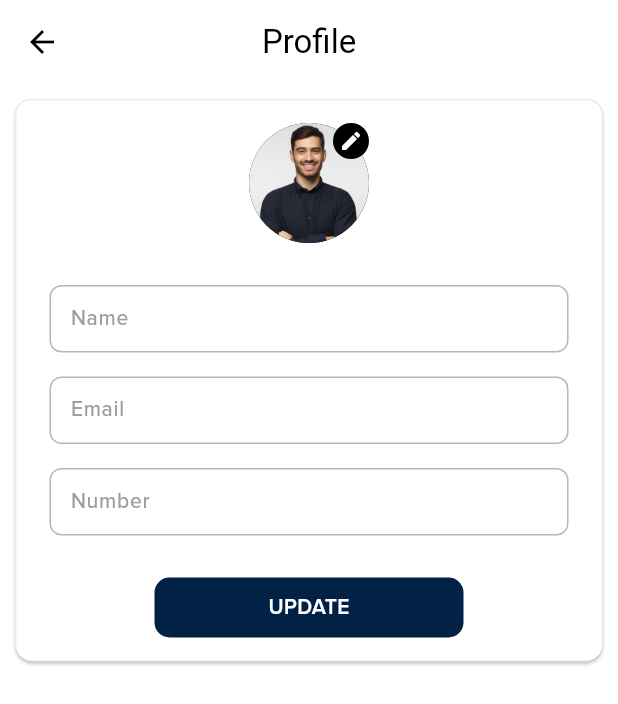
After one commit to safvansafvan/GenieBoat, a Flutter app: the MobileViewProfile screen opened directly, on a phone screen of 412 x 824 dp. The commit adds this screen. Shown: the top 704 px of the screen. Run offline on Flutter 3.47's test engine with Material 3 defaults, Android fonts, the phone set to English and light mode, and no system bars; our stand-ins replace animated_text_kit, cloud_firestore, confetti, email_validator, firebase_auth, firebase_core and 10 more; missing offline and left inert: aligned_dialog, flutter_facebook_auth; accounts and stored records are empty.

Commit message:
profile view added

```diff
--- a/lib/model/user_model.dart
+++ b/lib/model/user_model.dart
@@ -3,14 +3,25 @@ class UserModel {
   String? email;
   String? uid;
   String? datetime;
+  String? number;
   String? url;
-  UserModel(this.email, this.name, this.uid, this.datetime, this.url);
+  UserModel(
+      {this.email, this.name, this.uid, this.datetime, this.url, this.number});
 
   Map<String, dynamic> toJson() => {
         'name': name,
         'email': email,
         'uid': uid,
         'datetime': datetime,
-        'url': url
+        'url': url,
+        'number': number
       };
+
+  factory UserModel.fromJson(Map<String, dynamic> json) => UserModel(
+      name: json["name"],
+      email: json["email"],
+      uid: json["uid"],
+      url: json['url'],
+      number: json['number'],
+      datetime: json['datetime']);
 }
--- a/lib/view/home/home.dart
+++ b/lib/view/home/home.dart
@@ -6,6 +6,7 @@ import 'package:chatboat/view/widgets/celebration.dart';
 import 'package:chatboat/view/widgets/custom_navigation.dart';
 import 'package:chatboat/view/widgets/menu_drawer.dart';
 import 'package:chatboat/view_model/controller/boat_controller.dart';
+import 'package:chatboat/view_model/controller/profile_controller.dart';
 import 'package:chatboat/view_model/core/colors.dart';
 import 'package:chatboat/view_model/controller/globel_ctrl.dart';
 import 'package:confetti/confetti.dart';
@@ -23,6 +24,7 @@ class _HomeViewState extends State<HomeView>
     with SingleTickerProviderStateMixin {
   final gctrl = Get.find<GlobleController>();
   final bc = Get.find<BoatChatCtrl>();
+  final pc = Get.find<ProfileCtrl>();
 
   @override
   void initState() {
@@ -33,6 +35,8 @@ class _HomeViewState extends State<HomeView>
     gctrl.controllerTopCenter =
         ConfettiController(duration: const Duration(seconds: 4));
     bc.getHistoryFirestore();
+
+    pc.getUsersDetailsForProfile();
     super.initState();
   }
 
--- /dev/null
+++ b/lib/view/profile/view/mobile_view.dart
@@ -0,0 +1,117 @@
+import 'package:chatboat/view/widgets/boat_text_field.dart';
+import 'package:chatboat/view/widgets/choose_image_source.dart';
+import 'package:chatboat/view_model/controller/profile_controller.dart';
+import 'package:chatboat/view_model/core/colors.dart';
+import 'package:chatboat/view_model/core/custom_function.dart';
+import 'package:chatboat/view_model/core/durations.dart';
+import 'package:chatboat/view_model/core/sizes.dart';
+import 'package:flutter/material.dart';
+import 'package:flutter_staggered_animations/flutter_staggered_animations.dart';
+import 'package:get/get.dart';
+
+class MobileViewProfile extends StatelessWidget {
+  const MobileViewProfile({super.key});
+
+  @override
+  Widget build(BuildContext context) {
+    final pc = Get.find<ProfileCtrl>();
+    return Scaffold(
+      appBar: AppBar(title: const Text('Profile')),
+      body: Card(
+        margin: const EdgeInsets.symmetric(horizontal: 10, vertical: 10),
+        child: Container(
+          decoration: BoxDecoration(
+            border: Border.all(color: AppColors.bgColor),
+            borderRadius: AppSizes.radius10,
+          ),
+          child: AnimationLimiter(
+            child: SingleChildScrollView(
+              child: Column(
+                mainAxisSize: MainAxisSize.min,
+                children: AnimationConfiguration.toStaggeredList(
+                  duration: AppDurations.minDuration,
+                  childAnimationBuilder: (widget) => SlideAnimation(
+                    horizontalOffset: 100.0,
+                    child: FadeInAnimation(
+                      curve: Easing.emphasizedDecelerate,
+                      duration: AppDurations.boatDuration,
+                      child: widget,
+                    ),
+                  ),
+                  children: [
+                    GetBuilder<ProfileCtrl>(
+                      builder: (pCtrl) {
+                        return Stack(
+                          clipBehavior: Clip.none,
+                          children: [
+                            Padding(
+                              padding: const EdgeInsets.only(top: 15),
+                              child: pCtrl.selectedProfileImg == null
+                                  ? const CircleAvatar(
+                                      radius: 40,
+                                      backgroundImage: AssetImage(
+                                          'assets/images/person.jpg'),
+                                    )
+                                  : CircleAvatar(
+                                      radius: 40,
+                                      backgroundImage: MemoryImage(
+                                          pCtrl.selectedProfileImg!),
+                                    ),
+                            ),
+                            Positioned(
+                              top: 15,
+                              right: 0,
+                              child: GestureDetector(
+                                onTap: () {
+                                  chooseImageSource(
+                                      context: context, isPorfile: true);
+                                },
+                                child: const CircleAvatar(
+                                  radius: 12,
+                                  child: Icon(
+                                    Icons.edit,
+                                    size: 16,
+                                  ),
+                                ),
+                              ),
+                            ),
+                          ],
+                        );
+                      },
+                    ),
+                    AppSizes.height20,
+                    BoatTextField(controller: pc.nameController, label: 'Name'),
+                    BoatTextField(
+                        controller: pc.emailController, label: 'Email'),
+                    BoatTextField(
+                        controller: pc.numberController, label: 'Number'),
+                    const SizedBox(height: 20),
+                    AnimatedContainer(
+                      margin: const EdgeInsets.only(bottom: 15),
+                      duration: AppDurations.boatDuration,
+                      height: 40,
+                      width: context.width / 2,
+                      decoration: BoxDecoration(
+                        color: AppColors.button,
+                        borderRadius: AppSizes.radius10,
+                      ),
+                      child: Center(
+                        child: Text(
+                          'UPDATE',
+                          style: CustomFunctions.style(
+                              fontWeight: FontWeight.w600,
+                              size: 14,
+                              color: AppColors.whiteColor),
+                        ),
+                      ),
+                    )
+                  ],
+                ),
+              ),
+            ),
+          ),
+        ),
+      ),
+    );
+  }
+}
--- /dev/null
+++ b/lib/view/widgets/boat_text_field.dart
@@ -0,0 +1,46 @@
+import 'package:chatboat/view_model/core/colors.dart';
+import 'package:chatboat/view_model/core/custom_function.dart';
+import 'package:flutter/material.dart';
+
+class BoatTextField extends StatelessWidget {
+  const BoatTextField(
+      {super.key, required this.controller, required this.label});
+  final TextEditingController controller;
+  final String label;
+  @override
+  Widget build(BuildContext context) {
+    return Padding(
+      padding: const EdgeInsets.symmetric(horizontal: 22, vertical: 8),
+      child: SizedBox(
+        height: 45,
+        child: Center(
+          child: TextFormField(
+            autovalidateMode: AutovalidateMode.onUserInteraction,
+            controller: controller,
+            cursorColor: Theme.of(context).colorScheme.secondary,
+            style: CustomFunctions.style(
+                fontWeight: FontWeight.w500,
+                size: 14,
+                color: Theme.of(context).colorScheme.primary),
+            decoration: InputDecoration(
+              contentPadding: const EdgeInsets.only(left: 10),
+              label: Text(label),
+              labelStyle: CustomFunctions.style(
+                  fontWeight: FontWeight.w500,
+                  size: 14,
+                  color: AppColors.greyColor),
+              enabledBorder: OutlineInputBorder(
+                borderRadius: BorderRadius.circular(8),
+                borderSide: BorderSide(color: AppColors.borderGrey),
+              ),
+              focusedBorder: OutlineInputBorder(
+                borderRadius: BorderRadius.circular(8),
+                borderSide: BorderSide(color: AppColors.borderGrey),
+              ),
+            ),
+          ),
+        ),
+      ),
+    );
+  }
+}
--- a/lib/view/widgets/message_sender.dart
+++ b/lib/view/widgets/message_sender.dart
@@ -33,8 +33,8 @@ class GenieMessageSender extends StatelessWidget {
 
   Widget _buildImageSelector(BuildContext context, BoatChatCtrl chatCtrl) {
     return GestureDetector(
-      onTap: () async {
-        await chooseImageSource(context);
+      onTap: () {
+        chooseImageSource(context: context);
       },
       child: Stack(
         clipBehavior: Clip.none,
--- a/lib/view_model/controller/globel_ctrl.dart
+++ b/lib/view_model/controller/globel_ctrl.dart
@@ -19,7 +19,7 @@ class GlobleController extends GetxController {
       StorageUtil.insertData('theme_mode', true);
       log('DARK THEME $themeMode');
     } else {
-      StorageUtil.insertData('theme_mode', true);
+      StorageUtil.insertData('theme_mode', false);
       log('LIGHT THEME $themeMode');
     }
     update();
--- a/lib/view_model/controller/login_ctrl.dart
+++ b/lib/view_model/controller/login_ctrl.dart
@@ -174,8 +174,12 @@ class LoginController extends GetxController {
       UserCredential credential = await auth.createUserWithEmailAndPassword(
           email: emailCtrl.text, password: passworldCtrl.text);
       await UserFirestoreRes().addUserToFirestore(
-        model: UserModel(emailCtrl.text, userNameCtrl.text,
-            credential.user?.uid, DateTime.now().toString(), null),
+        model: UserModel(
+            email: emailCtrl.text,
+            name: userNameCtrl.text,
+            uid: credential.user?.uid,
+            datetime: DateTime.now().toString(),
+            url: null),
       );
 
       isSignUpLoading = false;
--- /dev/null
+++ b/lib/view_model/controller/profile_controller.dart
@@ -0,0 +1,44 @@
+import 'dart:developer';
+import 'dart:typed_data';
+import 'package:chatboat/model/user_model.dart';
+import 'package:chatboat/view_model/firebase_service/firestore_user_res.dart';
+import 'package:flutter/material.dart';
+import 'package:get/get.dart';
+import 'package:image_picker/image_picker.dart';
+
+class ProfileCtrl extends GetxController {
+  TextEditingController nameController = TextEditingController();
+  TextEditingController emailController = TextEditingController();
+  TextEditingController numberController = TextEditingController();
+  Uint8List? selectedProfileImg;
+  UserModel? userModel;
+
+  Future<void> profileImageFrom({bool isCamera = false}) async {
+    final ImagePicker picker = ImagePicker();
+    if (isCamera) {
+      final XFile? cameraFile =
+          await picker.pickImage(source: ImageSource.camera, imageQuality: 100);
+      if (cameraFile != null) {
+        selectedProfileImg = await cameraFile.readAsBytes();
+        update();
+      }
+    } else {
+      final XFile? gfile = await picker.pickImage(source: ImageSource.gallery);
+      if (gfile != null) {
+        selectedProfileImg = await gfile.readAsBytes();
+        update();
+      }
+    }
+    log('Selected Profile img $selectedProfileImg');
+    Get.back();
+  }
+
+  Future<void> getUsersDetailsForProfile() async {
+    userModel = await UserFirestoreRes().getUserDetails();
+    log(userModel?.name ?? '', name: 'User data collected');
+    nameController.text = userModel?.name ?? "";
+    emailController.text = userModel?.email ?? "";
+    numberController.text = userModel?.number ?? "";
+    update();
+  }
+}
--- a/lib/view_model/core/colors.dart
+++ b/lib/view_model/core/colors.dart
@@ -6,6 +6,7 @@ class AppColors {
   static Color blackShade = Colors.black12;
   static Color whiteColor = Colors.white;
   static Color greyColor = Colors.grey;
+  static Color borderGrey = const Color.fromARGB(187, 158, 158, 158);
   static Color bttnBg = const Color.fromARGB(32, 255, 255, 255);
   static Color bgColor = Colors.grey.withAlpha(300);
   static Color blueColor = Colors.blue;
--- a/lib/view_model/core/init_controllers.dart
+++ b/lib/view_model/core/init_controllers.dart
@@ -1,6 +1,7 @@
 import 'package:chatboat/view_model/controller/boat_controller.dart';
 import 'package:chatboat/view_model/controller/globel_ctrl.dart';
 import 'package:chatboat/view_model/controller/login_ctrl.dart';
+import 'package:chatboat/view_model/controller/profile_controller.dart';
 import 'package:get/get.dart';
 
 class InitControllers {
@@ -8,5 +9,6 @@ class InitControllers {
     Get.put(GlobleController());
     Get.put(LoginController());
     Get.put(BoatChatCtrl());
+    Get.put(ProfileCtrl());
   }
 }
```
Also changed, not shown: lib/view/profile/profile_view.dart (added, +24 -0 lines), lib/view/profile/view/web_view_profile.dart (added, +121 -0 lines), lib/view/settings/settings.dart (+8 -1 lines), lib/view/widgets/bottom_sheet.dart (+6 -1 lines), lib/view/widgets/choose_image_source.dart (+32 -7 lines), lib/view_model/controller/boat_controller.dart (+1 -12 lines), lib/view_model/firebase_service/firestore_user_res.dart (+17 -0 lines), assets/images/person.jpg (added).
